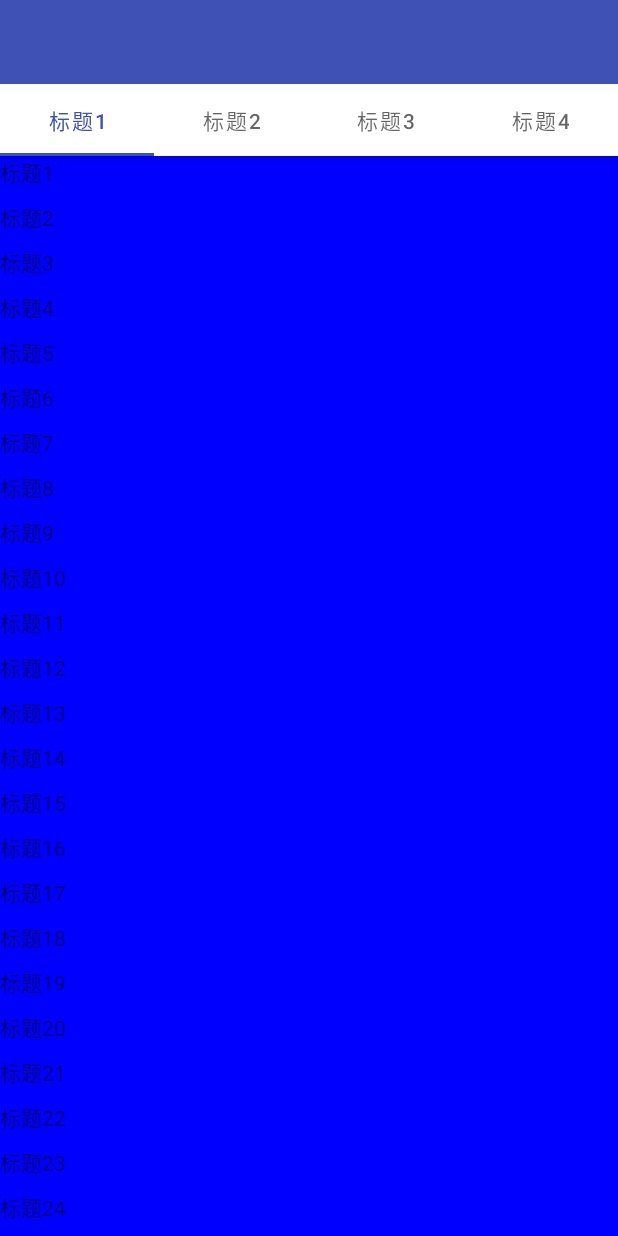
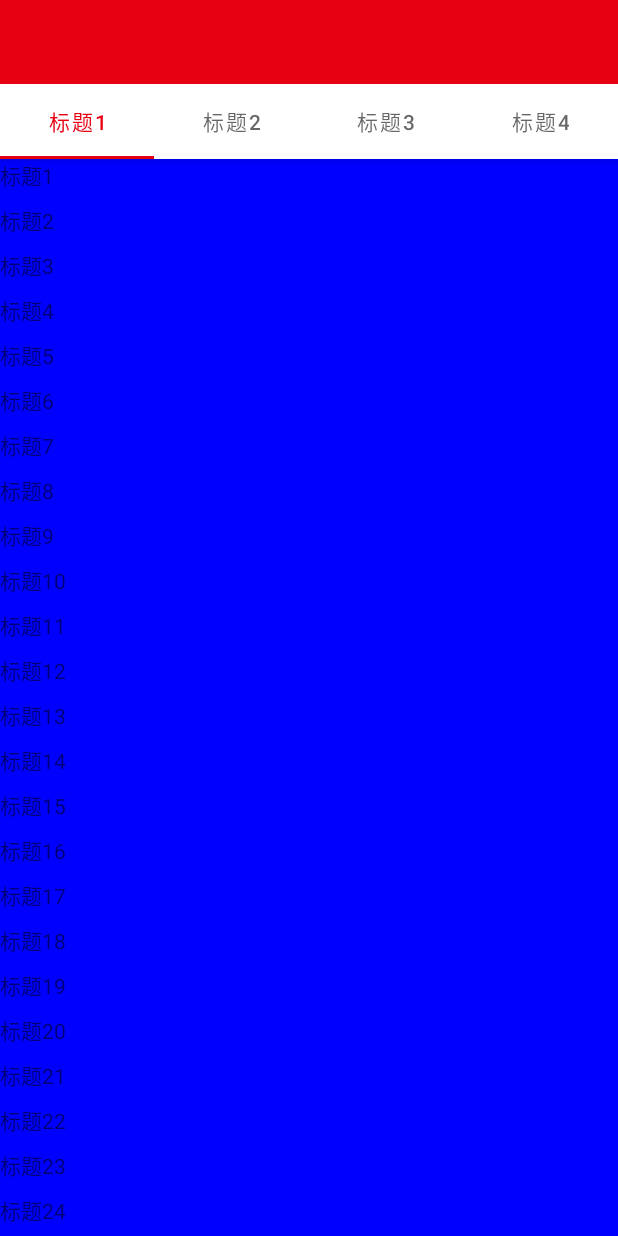
Before and after one commit to taoyimin/eshop-game-android, an Android app: the screen it shows after launch (MainActivity), on a phone screen of 412 x 824 dp. Run offline under Robolectric (Android 15) with nearby library versions, the phone set to English and light mode, and no system bars.

Commit message:
regular update

```diff
--- a/app/build.gradle
+++ b/app/build.gradle
@@ -24,7 +24,7 @@ android {
 
 dependencies {
     implementation fileTree(dir: 'libs', include: ['*.jar'])
-    implementation"org.jetbrains.kotlin:kotlin-stdlib-jdk8:$kotlin_version"
+    implementation "org.jetbrains.kotlin:kotlin-stdlib-jdk8:$kotlin_version"
     implementation 'androidx.appcompat:appcompat:1.0.2'
     implementation 'androidx.core:core-ktx:1.0.2'
     testImplementation 'junit:junit:4.12'
--- a/app/src/main/java/com/taoyimin/eshop/adapter/GameAdapter.kt
+++ b/app/src/main/java/com/taoyimin/eshop/adapter/GameAdapter.kt
@@ -9,20 +9,19 @@ import com.taoyimin.eshop.R
 import com.taoyimin.eshop.bean.Game
 import com.taoyimin.eshop.i.OnItemClickListener
 import com.taoyimin.eshop.i.OnItemLongClickListener
+import kotlinx.android.synthetic.main.adapter_item_game.view.*
 
 /**
  * Created by Tao Yimin on 2019/5/4.
  */
-class GameAdapter(
-        private val games: ArrayList<Game>)
+class GameAdapter(private var games: ArrayList<Game>)
     : RecyclerView.Adapter<GameAdapter.GameViewHolder>() {
 
-    private var onItemClickListener : OnItemClickListener<Game>? = null
-    private var onItemLongClickListener : OnItemLongClickListener<Game>? = null
+    private var onItemClickListener: OnItemClickListener<Game>? = null
+    private var onItemLongClickListener: OnItemLongClickListener<Game>? = null
 
     override fun onCreateViewHolder(parent: ViewGroup, viewType: Int) =
-            GameViewHolder(LayoutInflater.from(parent.context)
-                    .inflate(R.layout.adapter_item_game, parent, false))
+            GameViewHolder(LayoutInflater.from(parent.context).inflate(R.layout.adapter_item_game, parent, false))
 
     override fun getItemCount() = games.size
 
@@ -31,16 +30,21 @@ class GameAdapter(
             games[position].run {
                 holder.titleText.text = title
             }
-            setOnClickListener{onItemClickListener?.onItemClick(games[position], position)}
-            setOnLongClickListener{onItemLongClickListener!!.onItemLongClick(games[position], position)}
+            onItemClickListener?.let {
+                this.setOnClickListener { onItemClickListener!!.onItemClick(games[position], position) }
+            }
+            onItemLongClickListener?.let {
+                this.setOnLongClickListener { onItemLongClickListener!!.onItemLongClick(games[position], position) }
+            }
         }
+
     }
 
     inner class GameViewHolder(itemView: View) : RecyclerView.ViewHolder(itemView) {
-        val titleText: TextView = itemView.findViewById(R.id.text_title)
+        val titleText: TextView = itemView.text_title
     }
 
-    fun setOnItemClickListener(onItemClickListener: OnItemClickListener<Game>){
+    fun setOnItemClickListener(onItemClickListener: OnItemClickListener<Game>) {
         this.onItemClickListener = onItemClickListener
     }
 
--- a/app/src/main/java/com/taoyimin/eshop/fragment/GameListFragment.kt
+++ b/app/src/main/java/com/taoyimin/eshop/fragment/GameListFragment.kt
@@ -19,7 +19,7 @@ import kotlinx.android.synthetic.main.fragment_game_list.*
  */
 class GameListFragment : BaseFragment() {
     private val gameList = ArrayList<Game>()
-    private var adapter = GameAdapter(gameList)
+    //private val adapter by lazy { activity?.let { GameAdapter(it, gameList) } }
 
     companion object {
         private val TAG = this::class.java.name
@@ -38,9 +38,9 @@ class GameListFragment : BaseFragment() {
     }
 
     override fun initView() {
-        recycler_view.layoutManager = LinearLayoutManager(context)
-        recycler_view.adapter = adapter
-        adapter.setOnItemClickListener(object : OnItemClickListener<Game> {
+        recycler_view.layoutManager = LinearLayoutManager(activity)
+        recycler_view.adapter = GameAdapter(gameList)
+        (recycler_view.adapter as GameAdapter).setOnItemClickListener(object : OnItemClickListener<Game> {
             override fun onItemClick(obj: Game, position: Int) {
 
             }
@@ -58,71 +58,71 @@ class GameListFragment : BaseFragment() {
             val game = Game("标题$i")
             gameList.add(game)
         }
-        adapter.notifyDataSetChanged()
+        (recycler_view.adapter as GameAdapter).notifyDataSetChanged()
     }
 
     override fun setUserVisibleHint(isVisibleToUser: Boolean) {
-        Log.i(TAG, arguments?.getString("title")+"***setUserVisibleHint***isVisibleToUser="+isVisibleToUser)
+        Log.i(TAG, arguments?.getString("title") + "***setUserVisibleHint***isVisibleToUser=" + isVisibleToUser)
         super.setUserVisibleHint(isVisibleToUser)
     }
 
     override fun onAttach(context: Context?) {
-        Log.i(TAG, arguments?.getString("title")+"***onAttach")
+        Log.i(TAG, arguments?.getString("title") + "***onAttach")
         super.onAttach(context)
     }
 
     override fun onCreate(savedInstanceState: Bundle?) {
-        Log.i(TAG, arguments?.getString("title")+"***onCreate")
+        Log.i(TAG, arguments?.getString("title") + "***onCreate")
         super.onCreate(savedInstanceState)
     }
 
     override fun onCreateView(inflater: LayoutInflater, container: ViewGroup?, savedInstanceState: Bundle?): View? {
-        Log.i(TAG, arguments?.getString("title")+"***onCreateView")
+        Log.i(TAG, arguments?.getString("title") + "***onCreateView")
         return super.onCreateView(inflater, container, savedInstanceState)
     }
 
     override fun onViewCreated(view: View, savedInstanceState: Bundle?) {
-        Log.i(TAG, arguments?.getString("title")+"***onViewCreated")
+        Log.i(TAG, arguments?.getString("title") + "***onViewCreated")
         super.onViewCreated(view, savedInstanceState)
     }
 
     override fun onActivityCreated(savedInstanceState: Bundle?) {
-        Log.i(TAG, arguments?.getString("title")+"***onActivityCreated")
+        Log.i(TAG, arguments?.getString("title") + "***onActivityCreated")
         super.onActivityCreated(savedInstanceState)
     }
 
     override fun onStart() {
-        Log.i(TAG, arguments?.getString("title")+"***onStart")
+        Log.i(TAG, arguments?.getString("title") + "***onStart")
         super.onStart()
     }
 
     override fun onResume() {
-        Log.i(TAG, arguments?.getString("title")+"***onResume")
+        Log.i(TAG, arguments?.getString("title") + "***onResume")
         super.onResume()
     }
 
     override fun onPause() {
-        Log.i(TAG, arguments?.getString("title")+"***onPause")
+        Log.i(TAG, arguments?.getString("title") + "***onPause")
         super.onPause()
     }
 
     override fun onStop() {
-        Log.i(TAG, arguments?.getString("title")+"***onStop")
+        Log.i(TAG, arguments?.getString("title") + "***onStop")
         super.onStop()
     }
 
     override fun onDestroyView() {
-        Log.i(TAG, arguments?.getString("title")+"***onDestroyView")
+        Log.i(TAG, arguments?.getString("title") + "***onDestroyView")
         super.onDestroyView()
     }
 
     override fun onDestroy() {
-        Log.i(TAG, arguments?.getString("title")+"***onDestroy")
+        Log.i(TAG, arguments?.getString("title") + "***onDestroy")
         super.onDestroy()
     }
 
     override fun onDetach() {
-        Log.i(TAG, arguments?.getString("title")+"***onDetach")
+        Log.i(TAG, arguments?.getString("title") + "***onDetach")
         super.onDetach()
     }
 }
--- a/app/src/main/res/layout/activity_login.xml
+++ b/app/src/main/res/layout/activity_login.xml
@@ -1,7 +1,10 @@
 <?xml version="1.0" encoding="utf-8"?>
 <LinearLayout xmlns:android="http://schemas.android.com/apk/res/android"
-              android:orientation="vertical"
               android:layout_width="match_parent"
-              android:layout_height="match_parent">
+              android:layout_height="match_parent"
+              android:orientation="vertical">
 
+    <com.google.android.material.textfield.TextInputEditText
+        android:layout_width="match_parent"
+        android:layout_height="46dp"/>
 </LinearLayout>
--- a/app/src/main/res/layout/activity_main.xml
+++ b/app/src/main/res/layout/activity_main.xml
@@ -26,7 +26,7 @@
         <com.google.android.material.tabs.TabLayout
             android:id="@+id/tab_layout"
             android:layout_width="match_parent"
-            android:layout_height="wrap_content"/>
+            android:layout_height="50dp"/>
 
     </com.google.android.material.appbar.AppBarLayout>
 
--- a/app/src/main/res/values/colors.xml
+++ b/app/src/main/res/values/colors.xml
@@ -1,6 +1,6 @@
 <?xml version="1.0" encoding="utf-8"?>
 <resources>
-    <color name="colorPrimary">#3F51B5</color>
-    <color name="colorPrimaryDark">#303F9F</color>
+    <color name="colorPrimary">#E60012</color>
+    <color name="colorPrimaryDark">#E60012</color>
     <color name="colorAccent">#FF4081</color>
 </resources>
```
